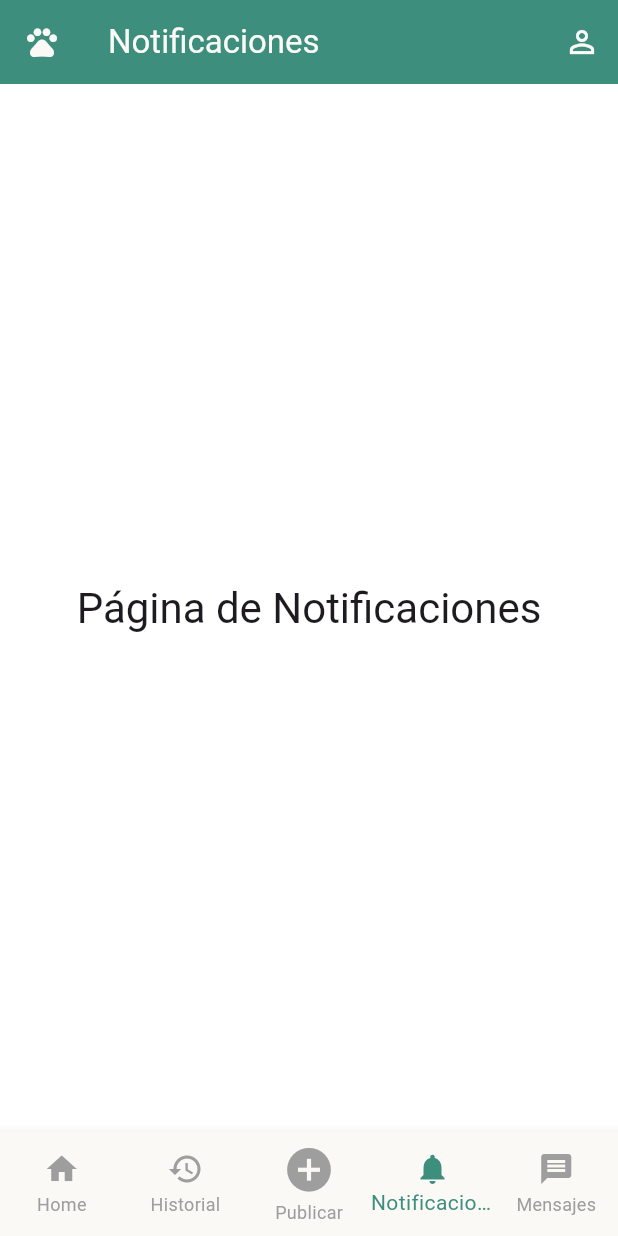
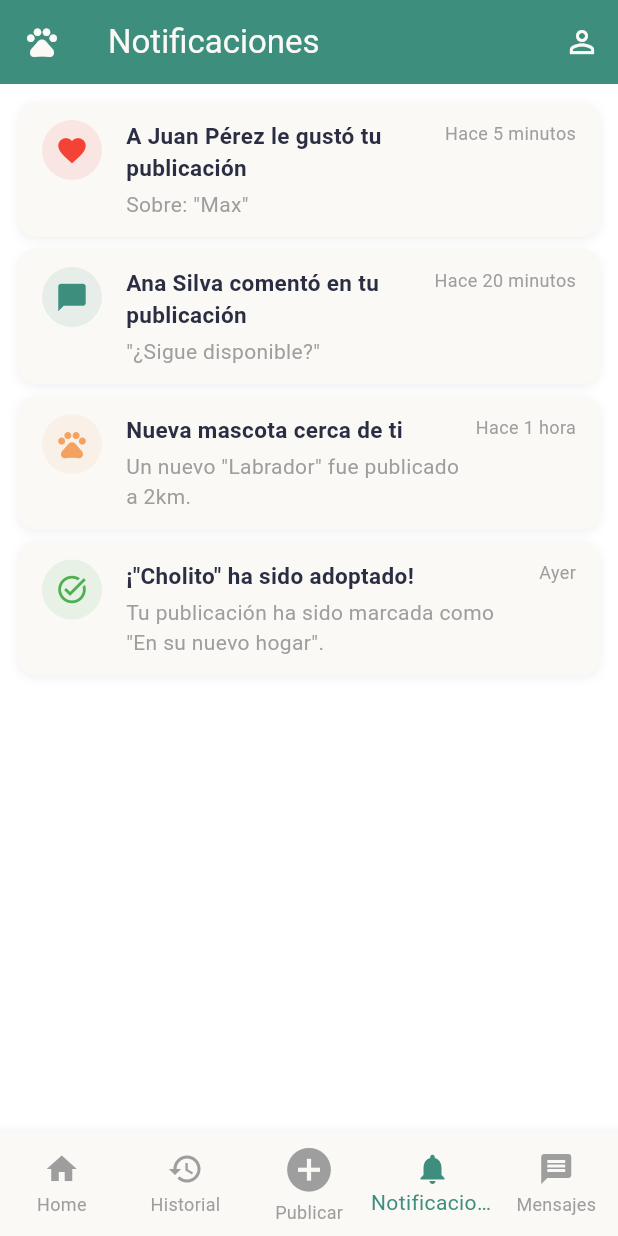
Before and after one commit to KZzual/PetHub_Proyect, a Flutter app: the MainShell screen opened directly, item 4 of the bottom bar chosen, on a phone screen of 412 x 824 dp. Run offline on Flutter 3.47's test engine with Material 3 defaults, Android fonts, the light colour scheme and no system bars; network calls fail.

Commit message:
Subida de cambios 3

```diff
--- a/Pethub-app/pethub/lib/main_shell.dart
+++ b/Pethub-app/pethub/lib/main_shell.dart
@@ -2,7 +2,10 @@ import 'package:flutter/material.dart';
 import 'screens/home_page.dart';
 import 'screens/create_post_page.dart';
 import 'screens/post_history_page.dart';
-import 'screens/profile_page.dart'; // Importamos la página de perfil
+import 'screens/profile_page.dart';
+import 'screens/messages_page.dart';
+// 1. IMPORTAMOS LA ÚLTIMA PÁGINA: NOTIFICACIONES
+import 'screens/notifications_page.dart';
 import 'utils/app_colors.dart';
 
 class MainShell extends StatefulWidget {
@@ -20,17 +23,18 @@ class _MainShellState extends State<MainShell> {
     'PetHub - Inicio',
     'Historial de Posts',
     'Publicar', // No se usa, ya que 'Publicar' es un modal
-    'Notificaciones',
+    'Notificaciones', // Título actualizado
     'Mensajes'
   ];
 
   // Páginas que se mostrarán en el cuerpo
-  static const List<Widget> _stackPages = <Widget>[
-    HomePage(),
-    PostHistoryPage(),
-    SizedBox.shrink(), // Placeholder para el índice 2 (Publicar)
-    PlaceholderPage(title: 'Notificaciones'),
-    PlaceholderPage(title: 'Mensajes'),
+  static final List<Widget> _stackPages = <Widget>[
+    const HomePage(),
+    const PostHistoryPage(),
+    const SizedBox.shrink(), // Placeholder para el índice 2 (Publicar)
+    // 2. ¡CONECTAMOS LA PÁGINA DE NOTIFICACIONES!
+    const NotificationsPage(), // Reemplazamos el Placeholder
+    const MessagesPage(),
   ];
 
   void _onItemTapped(int index) {
@@ -48,9 +52,7 @@ class _MainShellState extends State<MainShell> {
 
   @override
   Widget build(BuildContext context) {
-    // 1. ESTE SCAFFOLD CONTROLA EL "to do"
     return Scaffold(
-      // 2. ¡AQUÍ ESTÁ LA BARRA SUPERIOR (APPBAR) QUE FALTABA!
       appBar: AppBar(
         leading: const Icon(Icons.pets, color: AppColors.textLight),
         title: Text(
@@ -59,7 +61,6 @@ class _MainShellState extends State<MainShell> {
         ),
         elevation: 0,
         actions: [
-          // Botón de Perfil que funciona en todas las pestañas
           IconButton(
             icon: const Icon(Icons.person_outline, color: AppColors.textLight),
             onPressed: () {
@@ -71,12 +72,10 @@ class _MainShellState extends State<MainShell> {
           ),
         ],
       ),
-      // El cuerpo cambia según la pestaña seleccionada
       body: IndexedStack(
         index: _selectedIndex,
         children: _stackPages,
       ),
-      // La barra de navegación inferior
       bottomNavigationBar: BottomNavigationBar(
         type: BottomNavigationBarType.fixed,
         backgroundColor: AppColors.background,
@@ -98,21 +97,3 @@ class _MainShellState extends State<MainShell> {
     );
   }
 }
-
-// --- Widget Provisional (Simplificado) ---
-// Este SÍ es correcto, SIN Scaffold y SIN AppBar,
-// porque el MainShell ya los provee.
-class PlaceholderPage extends StatelessWidget {
-  final String title;
-  const PlaceholderPage({super.key, required this.title});
-
-  @override
-  Widget build(BuildContext context) {
-    return Center(
-      child: Text(
-        'Página de $title',
-        style: Theme.of(context).textTheme.headlineMedium,
-      ),
-    );
-  }
-}
--- /dev/null
+++ b/Pethub-app/pethub/lib/screens/notifications_page.dart
@@ -0,0 +1,123 @@
+// 1. IMPORTAMOS LOS PAQUETES
+import 'package:flutter/material.dart';
+import '../utils/app_colors.dart';
+
+class NotificationsPage extends StatelessWidget {
+  const NotificationsPage({super.key});
+
+  @override
+  Widget build(BuildContext context) {
+    // 2. SIN SCAFFOLD, SIN APPBAR
+    // MainShell (el padre) los controla.
+    return ListView(
+      padding: const EdgeInsets.symmetric(vertical: 8.0),
+      children: const [
+        // Usaremos un widget personalizado para cada item
+        _NotificationItem(
+          icon: Icons.favorite,
+          iconColor: Colors.red,
+          title: 'A Juan Pérez le gustó tu publicación',
+          subtitle: 'Sobre: "Max"',
+          time: 'Hace 5 minutos',
+        ),
+        _NotificationItem(
+          icon: Icons.chat_bubble,
+          iconColor: AppColors.primary,
+          title: 'Ana Silva comentó en tu publicación',
+          subtitle: '"¿Sigue disponible?"',
+          time: 'Hace 20 minutos',
+        ),
+        _NotificationItem(
+          icon: Icons.pets,
+          iconColor: AppColors.secondary,
+          title: 'Nueva mascota cerca de ti',
+          subtitle: 'Un nuevo "Labrador" fue publicado a 2km.',
+          time: 'Hace 1 hora',
+        ),
+        _NotificationItem(
+          icon: Icons.task_alt,
+          iconColor: Colors.green,
+          title: '¡"Cholito" ha sido adoptado!',
+          subtitle: 'Tu publicación ha sido marcada como "En su nuevo hogar".',
+          time: 'Ayer',
+        ),
+      ],
+    );
+  }
+}
+
+// --- Widget Privado para el Item de Notificación ---
+
+class _NotificationItem extends StatelessWidget {
+  final IconData icon;
+  final Color iconColor;
+  final String title;
+  final String subtitle;
+  final String time;
+
+  const _NotificationItem({
+    required this.icon,
+    required this.iconColor,
+    required this.title,
+    required this.subtitle,
+    required this.time,
+  });
+
+  @override
+  Widget build(BuildContext context) {
+    return Container(
+      padding: const EdgeInsets.symmetric(vertical: 12.0, horizontal: 16.0),
+      margin: const EdgeInsets.symmetric(vertical: 4.0, horizontal: 12.0),
+      decoration: BoxDecoration(
+        color: AppColors.background, // Fondo blanco
+        borderRadius: BorderRadius.circular(12.0),
+        boxShadow: [
+          BoxShadow(
+            color: Colors.black.withAlpha(15), // Sombra muy sutil
+            blurRadius: 5.0,
+            offset: const Offset(0, 2),
+          ),
+        ],
+      ),
+      child: Row(
+        crossAxisAlignment: CrossAxisAlignment.start,
+        children: [
+          // 1. El Icono
+          CircleAvatar(
+            backgroundColor: iconColor.withAlpha(26), // Opacidad
+            radius: 20,
+            child: Icon(icon, color: iconColor, size: 22),
+          ),
+          const SizedBox(width: 16),
+          // 2. El Contenido (Título y Subtítulo)
+          Expanded(
+            child: Column(
+              crossAxisAlignment: CrossAxisAlignment.start,
+              children: [
+                Text(
+                  title,
+                  style: const TextStyle(
+                    fontWeight: FontWeight.bold,
+                    color: AppColors.textDark,
+                    fontSize: 15,
+                  ),
+                ),
+                const SizedBox(height: 4),
+                Text(
+                  subtitle,
+                  style: const TextStyle(color: Colors.grey, fontSize: 14),
+                ),
+              ],
+            ),
+          ),
+          const SizedBox(width: 8),
+          // 3. La Hora
+          Text(
+            time,
+            style: const TextStyle(color: Colors.grey, fontSize: 12),
+          ),
+        ],
+      ),
+    );
+  }
+}
```
Also changed, not shown: Pethub-app/pethub/lib/screens/edit_profile_page.dart (added, +142 -0 lines), Pethub-app/pethub/lib/screens/messages_page.dart (added, +138 -0 lines), Pethub-app/pethub/lib/screens/profile_page.dart (+93 -17 lines), Pethub-app/pethub/lib/screens/settings_page.dart (added, +121 -0 lines).
